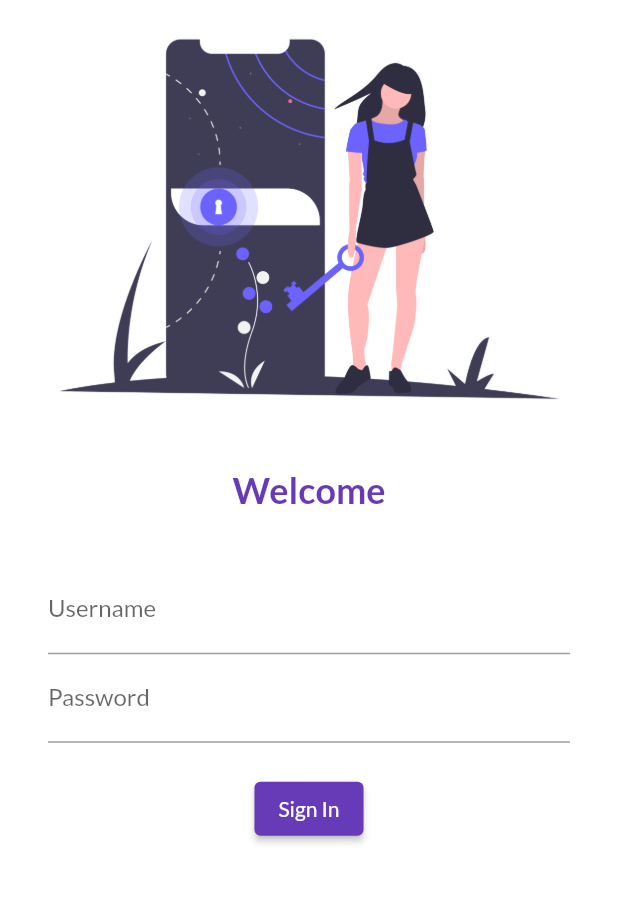
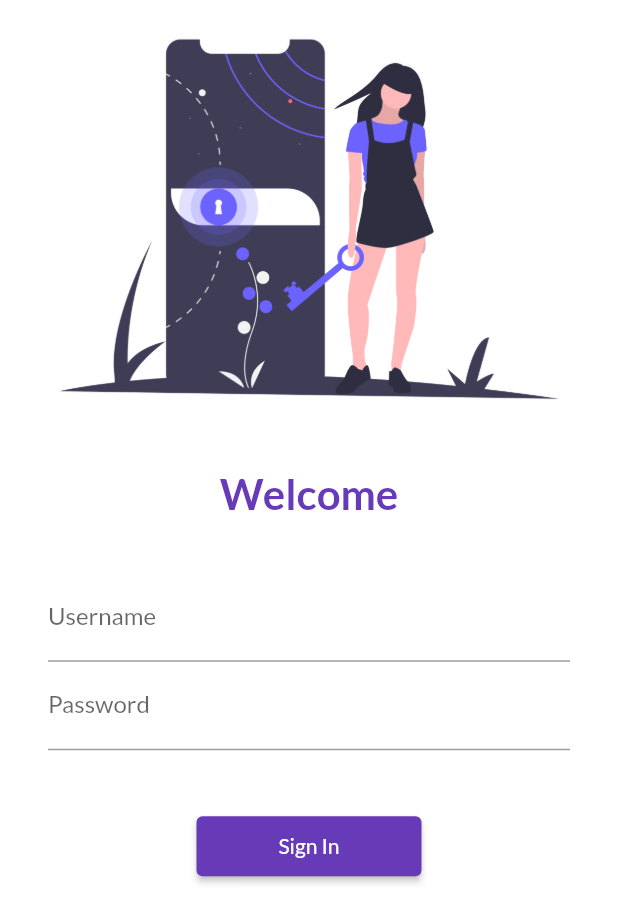
Before and after one commit to Chetandev16/Flutter_catalog, a Flutter app: the screen it shows after launch, on a phone screen of 412 x 824 dp. Shown: the top 923 px of the screen. Run offline on Flutter 3.47's test engine with Material 2 defaults, Android fonts, the phone set to English and light mode, and no system bars; our stand-ins replace google_fonts.

Commit message:
day5 commit

```diff
--- a/lib/main.dart
+++ b/lib/main.dart
@@ -1,7 +1,7 @@
 import 'package:flutter/material.dart';
 import 'package:flutter_catalog/pages/homepage.dart';
 import 'package:flutter_catalog/pages/login_page.dart';
-import 'package:google_fonts/google_fonts.dart';
+import 'package:flutter_catalog/utils/routes.dart';
 import 'package:google_fonts/google_fonts.dart';
 
 void main() {
@@ -14,6 +14,7 @@ class MyApp extends StatelessWidget {
   @override
   Widget build(BuildContext context) {
     return MaterialApp(
+      // debugShowCheckedModeBanner: false,
       theme: ThemeData(
           primarySwatch: Colors.deepPurple,
           fontFamily: GoogleFonts.lato().fontFamily),
@@ -22,8 +23,8 @@ class MyApp extends StatelessWidget {
       initialRoute: "/",
       routes: {
         "/": (context) => LoginPage(),
-        "/home": (context) => Homepage(),
-        "/Login": (context) => LoginPage()
+        MyRoutes.homeRoute: (context) => Homepage(),
+        MyRoutes.loginRoute: (context) => LoginPage()
       },
     );
   }
--- a/lib/pages/login_page.dart
+++ b/lib/pages/login_page.dart
@@ -1,6 +1,7 @@
 // ignore_for_file: prefer_const_constructors
 
 import 'package:flutter/material.dart';
+import 'package:flutter_catalog/utils/routes.dart';
 
 class LoginPage extends StatelessWidget {
   // const LoginPage({Key? key}) : super(key: key);
@@ -9,6 +10,7 @@ class LoginPage extends StatelessWidget {
   Widget build(BuildContext context) {
     return Material(
       color: Colors.white,
+      child: SingleChildScrollView(
         child: Column(
           children: [
             Image.asset(
@@ -22,14 +24,15 @@ class LoginPage extends StatelessWidget {
               "Welcome",
               style: TextStyle(
                   color: Colors.deepPurple,
-                fontSize: 24,
+                  fontSize: 28,
                   fontWeight: FontWeight.bold),
             ),
             SizedBox(
               height: 20,
             ),
             Padding(
-            padding: const EdgeInsets.symmetric(vertical: 16.0, horizontal: 32),
+              padding:
+                  const EdgeInsets.symmetric(vertical: 16.0, horizontal: 32),
               child: Column(children: [
                 TextFormField(
                   decoration: InputDecoration(
@@ -41,18 +44,19 @@ class LoginPage extends StatelessWidget {
                       hintText: "Enter Password", labelText: "Password"),
                 ),
                 SizedBox(
-                height: 20,
+                  height: 40,
                 ),
                 ElevatedButton(
                     child: Text("Sign In"),
-                  style: TextButton.styleFrom(),
+                    style: TextButton.styleFrom(minimumSize: Size(150, 40)),
                     onPressed: () {
-                    print("hi chetan!");
+                      Navigator.pushNamed(context, MyRoutes.homeRoute);
                     })
               ]),
             ),
           ],
         ),
+      ),
     );
   }
 }
--- /dev/null
+++ b/lib/utils/routes.dart
@@ -0,0 +1,4 @@
+class MyRoutes {
+  static String loginRoute = "/login";
+  static String homeRoute = "/home";
+}
```
Lines whose indentation alone changed are shown as unchanged.
